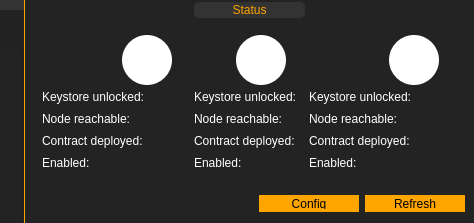
Before: the Qt Designer form mainwindow.ui in Acria-Network/Acria-Oracle-Node-Qt, drawn with Qt 5.
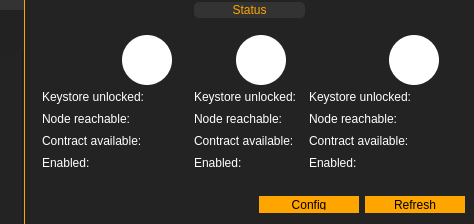
After: the same form once the commit is applied. Icons and pictures are not drawn.

The edit to the form file:
```diff
--- a/mainwindow.ui
+++ b/mainwindow.ui
@@ -7,7 +7,7 @@
     <x>0</x>
     <y>0</y>
     <width>474</width>
-    <height>213</height>
+    <height>224</height>
    </rect>
   </property>
   <property name="windowTitle">
@@ -404,7 +404,7 @@
                   <string notr="true"/>
                  </property>
                  <property name="text">
-                  <string>Contract deployed:</string>
+                  <string>Contract available:</string>
                  </property>
                 </widget>
                </item>
@@ -662,7 +662,7 @@
                   <string notr="true"/>
                  </property>
                  <property name="text">
-                  <string>Contract deployed:</string>
+                  <string>Contract available:</string>
                  </property>
                 </widget>
                </item>
@@ -908,7 +908,7 @@
                   <string notr="true"/>
                  </property>
                  <property name="text">
-                  <string>Contract deployed:</string>
+                  <string>Contract available:</string>
                  </property>
                 </widget>
                </item>
```
